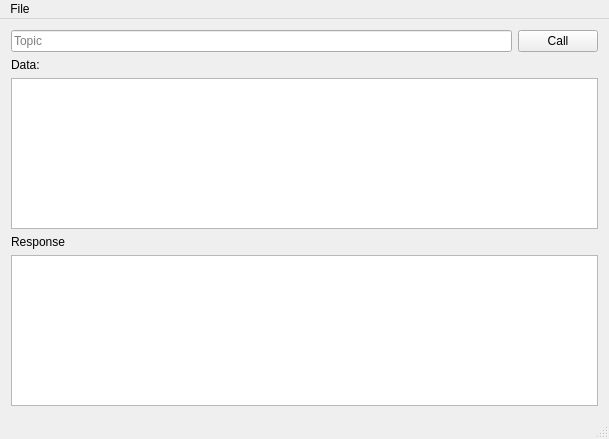
Old version of the form wamplay.ui in the repository RykoL/WAMPlay.
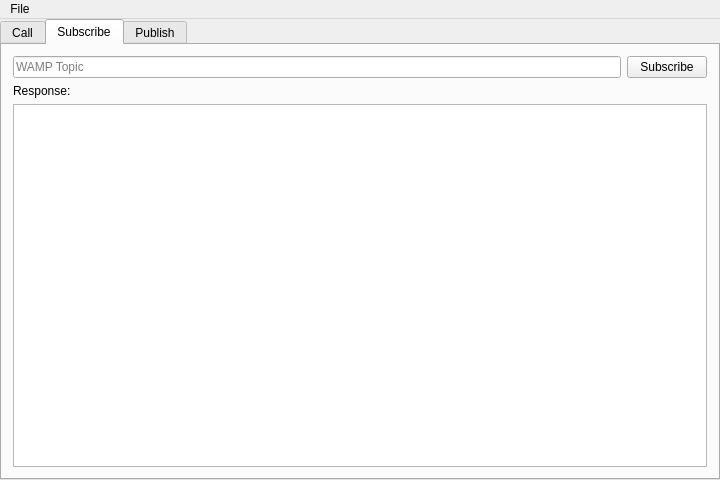
New version of the form. The open tabs and pages were chosen to show the change.

```diff
--- a/wamplay.ui
+++ b/wamplay.ui
@@ -6,8 +6,8 @@
    <rect>
     <x>0</x>
     <y>0</y>
-    <width>609</width>
-    <height>439</height>
+    <width>720</width>
+    <height>480</height>
    </rect>
   </property>
   <property name="sizePolicy">
@@ -33,21 +33,34 @@
     </size>
    </property>
    <layout class="QVBoxLayout" name="verticalLayout">
+    <property name="leftMargin">
+     <number>0</number>
+    </property>
+    <property name="topMargin">
+     <number>0</number>
+    </property>
+    <property name="rightMargin">
+     <number>0</number>
+    </property>
+    <property name="bottomMargin">
+     <number>0</number>
+    </property>
+    <item>
+     <widget class="QTabWidget" name="tab_main">
+      <property name="currentIndex">
+       <number>0</number>
+      </property>
+      <widget class="QWidget" name="tab_call">
+       <attribute name="title">
+        <string>Call</string>
+       </attribute>
+       <layout class="QVBoxLayout" name="verticalLayout_3">
     <item>
      <layout class="QHBoxLayout" name="horizontalLayout">
       <item>
-       <widget class="QLineEdit" name="line_edit_topic">
-        <property name="sizePolicy">
-         <sizepolicy hsizetype="Expanding" vsizetype="Fixed">
-          <horstretch>1</horstretch>
-          <verstretch>0</verstretch>
-         </sizepolicy>
-        </property>
-        <property name="inputMask">
-         <string/>
-        </property>
+           <widget class="QLineEdit" name="line_edit_call_topic">
         <property name="placeholderText">
-         <string>Topic</string>
+             <string>WAMP Topic</string>
         </property>
        </widget>
       </item>
@@ -61,54 +74,110 @@
      </layout>
     </item>
     <item>
-     <layout class="QGridLayout" name="gridLayout">
-      <item row="2" column="0">
+         <layout class="QVBoxLayout" name="verticalLayout_2">
+          <item>
+           <widget class="QLabel" name="label">
+            <property name="text">
+             <string>Data:</string>
+            </property>
+           </widget>
+          </item>
+          <item>
+           <widget class="QTextEdit" name="text_edit_call_data"/>
+          </item>
+          <item>
        <widget class="QLabel" name="label_2">
         <property name="text">
          <string>Response</string>
         </property>
        </widget>
       </item>
-      <item row="1" column="0">
-       <widget class="QPlainTextEdit" name="plainTextEdit">
-        <property name="sizePolicy">
-         <sizepolicy hsizetype="Expanding" vsizetype="Expanding">
-          <horstretch>1</horstretch>
-          <verstretch>0</verstretch>
-         </sizepolicy>
-        </property>
-        <property name="sizeIncrement">
-         <size>
-          <width>1</width>
-          <height>0</height>
-         </size>
+          <item>
+           <widget class="QPlainTextEdit" name="text_edit_call_response"/>
+          </item>
+         </layout>
+        </item>
+       </layout>
+      </widget>
+      <widget class="QWidget" name="tab_subscribe">
+       <attribute name="title">
+        <string>Subscribe</string>
+       </attribute>
+       <layout class="QVBoxLayout" name="verticalLayout_6">
+        <item>
+         <layout class="QHBoxLayout" name="horizontalLayout_2">
+          <item>
+           <widget class="QLineEdit" name="line_edit_subscription">
+            <property name="placeholderText">
+             <string>WAMP Topic</string>
+            </property>
+           </widget>
+          </item>
+          <item>
+           <widget class="QPushButton" name="button_subscribe">
+            <property name="text">
+             <string>Subscribe</string>
         </property>
        </widget>
       </item>
-      <item row="0" column="0">
-       <widget class="QLabel" name="label">
+         </layout>
+        </item>
+        <item>
+         <layout class="QVBoxLayout" name="verticalLayout_4">
+          <item>
+           <widget class="QLabel" name="label_3">
+            <property name="text">
+             <string>Response:</string>
+            </property>
+           </widget>
+          </item>
+          <item>
+           <widget class="QPlainTextEdit" name="text_edit_subscription_response"/>
+          </item>
+         </layout>
+        </item>
+       </layout>
+      </widget>
+      <widget class="QWidget" name="tab_publish">
+       <attribute name="title">
+        <string>Publish</string>
+       </attribute>
+       <layout class="QVBoxLayout" name="verticalLayout_8">
+        <item>
+         <layout class="QHBoxLayout" name="horizontalLayout_3">
+          <item>
+           <widget class="QLineEdit" name="line_edit_publish_topic">
+            <property name="placeholderText">
+             <string>WAMP Topic</string>
+            </property>
+           </widget>
+          </item>
+          <item>
+           <widget class="QPushButton" name="button_publish">
+            <property name="text">
+             <string>Publish</string>
+            </property>
+           </widget>
+          </item>
+         </layout>
+        </item>
+        <item>
+         <layout class="QVBoxLayout" name="verticalLayout_7">
+          <item>
+           <widget class="QLabel" name="label_4">
         <property name="text">
          <string>Data:</string>
         </property>
        </widget>
       </item>
-      <item row="3" column="0">
-       <widget class="QPlainTextEdit" name="plainTextEdit_2">
-        <property name="sizePolicy">
-         <sizepolicy hsizetype="Expanding" vsizetype="Expanding">
-          <horstretch>1</horstretch>
-          <verstretch>0</verstretch>
-         </sizepolicy>
-        </property>
-        <property name="sizeIncrement">
-         <size>
-          <width>1</width>
-          <height>0</height>
-         </size>
-        </property>
-       </widget>
-      </item>
-     </layout>
+          <item>
+           <widget class="QPlainTextEdit" name="text_edit_publish_Data"/>
+          </item>
+         </layout>
+        </item>
+       </layout>
+      </widget>
+     </widget>
     </item>
    </layout>
   </widget>
@@ -117,7 +186,7 @@
     <rect>
      <x>0</x>
      <y>0</y>
-     <width>609</width>
+     <width>720</width>
      <height>22</height>
     </rect>
    </property>
@@ -130,7 +199,6 @@
    </widget>
    <addaction name="menuFie"/>
   </widget>
-  <widget class="QStatusBar" name="statusBar"/>
   <action name="actionQuit">
    <property name="text">
     <string>Quit</string>
```
Left out of the diff: 2 changed lines with no effect on the pictures. Lines whose indentation alone changed are shown as unchanged.
